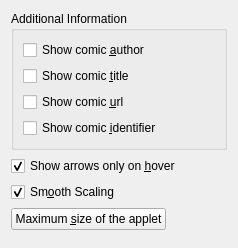
This is applets/comic/appearanceSettings.ui in KDE/kdeplasma-addons as Qt 5 draws it before an edit. The edited form follows.
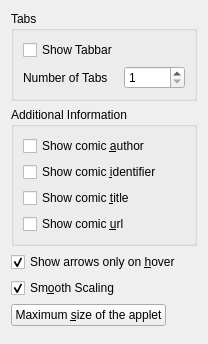
This is the edited form.

Commit message: Adds support for tabs to the comic applet. BUG:160578

What changed in the file:
```diff
--- a/applets/comic/appearanceSettings.ui
+++ b/applets/comic/appearanceSettings.ui
@@ -6,8 +6,8 @@
    <rect>
     <x>0</x>
     <y>0</y>
-    <width>238</width>
-    <height>248</height>
+    <width>208</width>
+    <height>344</height>
    </rect>
   </property>
   <property name="minimumSize">
@@ -22,6 +22,45 @@
   <layout class="QVBoxLayout">
    <item>
     <layout class="QVBoxLayout" name="verticalLayout_5">
+     <item>
+      <widget class="QGroupBox" name="groupBox">
+       <property name="title">
+        <string>Tabs</string>
+       </property>
+       <layout class="QGridLayout" name="gridLayout">
+        <item row="2" column="0">
+         <widget class="QLabel" name="label">
+          <property name="text">
+           <string>Number of Tabs</string>
+          </property>
+          <property name="buddy">
+           <cstring>spinBox_numTabs</cstring>
+          </property>
+         </widget>
+        </item>
+        <item row="2" column="2">
+         <widget class="QSpinBox" name="spinBox_numTabs">
+          <property name="minimum">
+           <number>1</number>
+          </property>
+          <property name="maximum">
+           <number>20</number>
+          </property>
+         </widget>
+        </item>
+        <item row="1" column="0">
+         <widget class="QCheckBox" name="checkBox_tabBar">
+          <property name="toolTip">
+           <string>Pressing Ctrl and scrolling also changes the tabs.</string>
+          </property>
+          <property name="text">
+           <string>Show Tabbar</string>
+          </property>
+         </widget>
+        </item>
+       </layout>
+      </widget>
+     </item>
      <item>
       <widget class="QGroupBox" name="groupBox_3">
        <property name="title">
@@ -29,14 +68,19 @@
        </property>
        <layout class="QVBoxLayout" name="verticalLayout_4">
         <item>
-         <layout class="QVBoxLayout">
-          <item>
            <widget class="QCheckBox" name="checkBox_author">
             <property name="text">
              <string>Show comic &amp;author</string>
             </property>
            </widget>
           </item>
+        <item>
+         <widget class="QCheckBox" name="checkBox_identifier">
+          <property name="text">
+           <string>Show comic &amp;identifier</string>
+          </property>
+         </widget>
+        </item>
           <item>
            <widget class="QCheckBox" name="checkBox_title">
             <property name="text">
@@ -59,15 +103,6 @@
              <bool>false</bool>
             </property>
            </widget>
-          </item>
-          <item>
-           <widget class="QCheckBox" name="checkBox_identifier">
-            <property name="text">
-             <string>Show comic &amp;identifier</string>
-            </property>
-           </widget>
-          </item>
-         </layout>
         </item>
        </layout>
       </widget>
```
Lines whose indentation alone changed are shown as unchanged. The commit also changes 5 other files.
